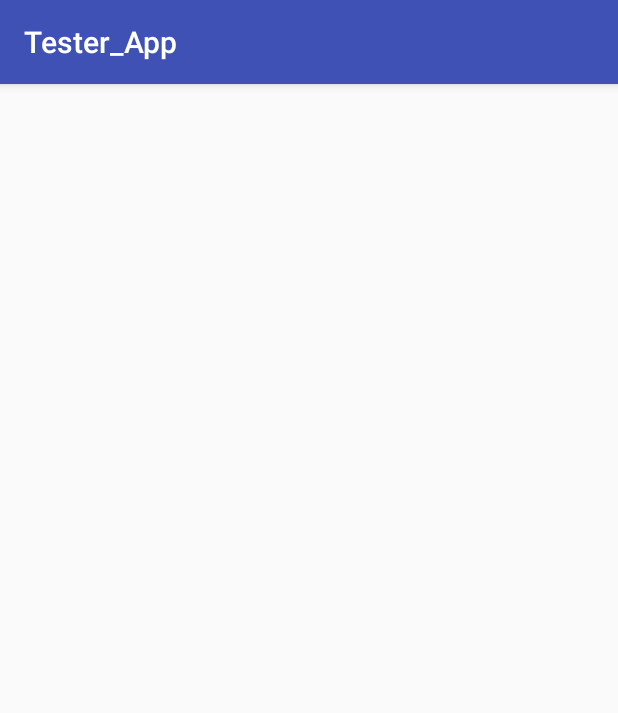
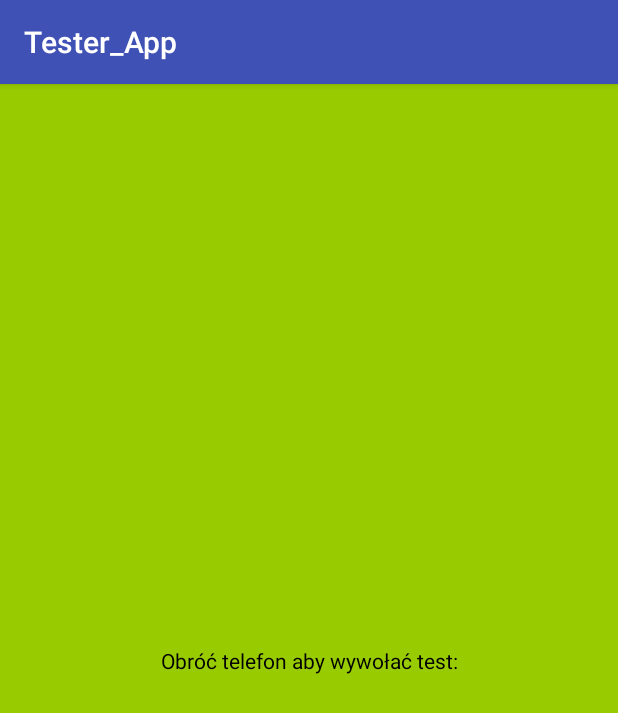
Before and after one commit to Acz08/Tes, an Android app: the megacam screen opened directly, with no data from a screen before it, on a phone screen of 412 x 824 dp. Shown: the top 713 px of the screen. Run offline under Robolectric (Android 15) with nearby library versions, the phone set to English and light mode, and no system bars.

Commit message:
Version 0.1.2
-LED
-Megacamera

```diff
--- a/app/src/main/AndroidManifest.xml
+++ b/app/src/main/AndroidManifest.xml
@@ -4,7 +4,6 @@
 
     <uses-permission android:name="android.permission.VIBRATE" />
     <uses-permission android:name="android.permission.CAMERA" />
-
     <uses-permission android:name="android.permission.CALL_PHONE" />
     <uses-feature android:name="android.hardware.camera" />
 
--- a/app/src/main/java/com/example/marcin/tester_app/Blue.java
+++ b/app/src/main/java/com/example/marcin/tester_app/Blue.java
@@ -12,6 +12,7 @@ public class Blue extends AppCompatActivity {
         super.onCreate(savedInstanceState);
         requestWindowFeature(Window.FEATURE_NO_TITLE);
         this.getWindow().setFlags(WindowManager.LayoutParams.FLAG_FULLSCREEN,WindowManager.LayoutParams.FLAG_FULLSCREEN);
+        //Ustawienie na cały ekran koloru
 
         setContentView(R.layout.activity_blue);
     }
--- a/app/src/main/java/com/example/marcin/tester_app/Green.java
+++ b/app/src/main/java/com/example/marcin/tester_app/Green.java
@@ -12,7 +12,7 @@ public class Green extends AppCompatActivity {
         super.onCreate(savedInstanceState);
         requestWindowFeature(Window.FEATURE_NO_TITLE);
         this.getWindow().setFlags(WindowManager.LayoutParams.FLAG_FULLSCREEN,WindowManager.LayoutParams.FLAG_FULLSCREEN);
-
+//Ustawienie na cały ekran koloru
         setContentView(R.layout.activity_green);
     }
 }
--- a/app/src/main/java/com/example/marcin/tester_app/MainActivity.java
+++ b/app/src/main/java/com/example/marcin/tester_app/MainActivity.java
@@ -1,9 +1,8 @@
 package com.example.marcin.tester_app;
 
 import android.content.Intent;
-import android.support.annotation.IdRes;
+import android.os.Bundle;
 import android.support.v7.app.AppCompatActivity;
-import android.os.Bundle;
 import android.view.View;
 import android.widget.Button;
 
@@ -22,6 +21,7 @@ public class MainActivity extends AppCompatActivity {
         tester.setOnClickListener(new View.OnClickListener() {
             @Override
             public void onClick(View v) {
+                //Wywołanie Menu testowego
                 Intent intent=new Intent(getApplicationContext(),Tester_App2.class);
                 startActivity(intent);
             }
--- a/app/src/main/java/com/example/marcin/tester_app/Red.java
+++ b/app/src/main/java/com/example/marcin/tester_app/Red.java
@@ -1,10 +1,8 @@
 package com.example.marcin.tester_app;
 
 
-import android.app.ActionBar;
+import android.os.Bundle;
 import android.support.v7.app.AppCompatActivity;
-import android.os.Bundle;
-import android.view.View;
 import android.view.Window;
 import android.view.WindowManager;
 
@@ -15,6 +13,7 @@ public class Red extends AppCompatActivity {
     @Override
     protected void onCreate(Bundle savedInstanceState) {
         super.onCreate(savedInstanceState);
+        //Ustawienie koloru na cały ekran
         requestWindowFeature(Window.FEATURE_NO_TITLE);
         this.getWindow().setFlags(WindowManager.LayoutParams.FLAG_FULLSCREEN,WindowManager.LayoutParams.FLAG_FULLSCREEN);
 
--- a/app/src/main/java/com/example/marcin/tester_app/Vibration.java
+++ b/app/src/main/java/com/example/marcin/tester_app/Vibration.java
@@ -11,6 +11,7 @@ public class Vibration extends AppCompatActivity {
     protected void onCreate(Bundle savedInstanceState) {
         super.onCreate(savedInstanceState);
         setContentView(R.layout.activity_vibration);
+        //Wywołanie wibracji
         Vibrator vibrator = (Vibrator)getSystemService(getApplicationContext().VIBRATOR_SERVICE);
         vibrator.vibrate(1500);
     }
--- a/app/src/main/java/com/example/marcin/tester_app/megacam.java
+++ b/app/src/main/java/com/example/marcin/tester_app/megacam.java
@@ -1,14 +1,21 @@
 package com.example.marcin.tester_app;
 
+import android.content.Intent;
 import android.support.v7.app.AppCompatActivity;
 import android.os.Bundle;
 
 public class megacam extends AppCompatActivity {
 
+
     @Override
     protected void onCreate(Bundle savedInstanceState) {
+
         super.onCreate(savedInstanceState);
         setContentView(R.layout.activity_megacam);
+//Uruchomienie Aparatu
+        Intent cameraIntent = new Intent(android.provider.MediaStore.ACTION_IMAGE_CAPTURE);
+        startActivity(cameraIntent);
+
 
     }
 }
--- a/app/src/main/java/com/example/marcin/tester_app/speaker.java
+++ b/app/src/main/java/com/example/marcin/tester_app/speaker.java
@@ -11,7 +11,8 @@ public class speaker extends AppCompatActivity {
     protected void onCreate(Bundle savedInstanceState) {
         super.onCreate(savedInstanceState);
         setContentView(R.layout.activity_speaker);
-        ToneGenerator toneGen1 = new ToneGenerator(AudioManager.STREAM_MUSIC, 100);
+        //Generowanie tonu
+        ToneGenerator toneGen1 = new ToneGenerator(AudioManager.STREAM_ALARM, 100);
         toneGen1.startTone(ToneGenerator.TONE_CDMA_PIP,10000);
     }
 }
--- a/app/src/main/res/layout/activity_megacam.xml
+++ b/app/src/main/res/layout/activity_megacam.xml
@@ -4,6 +4,19 @@
     xmlns:tools="http://schemas.android.com/tools"
     android:layout_width="match_parent"
     android:layout_height="match_parent"
-    tools:context="com.example.marcin.tester_app.megacam">
-
+    tools:context="com.example.marcin.tester_app.megacam"
+    android:background="@android:color/holo_green_light">
+<TextView
+    android:textColor="@android:color/black"
+    android:layout_width="wrap_content"
+    android:layout_height="wrap_content"
+    android:text="Obróć telefon aby wywołać test:"
+    android:layout_marginRight="8dp"
+    app:layout_constraintRight_toRightOf="parent"
+    android:layout_marginLeft="8dp"
+    app:layout_constraintLeft_toLeftOf="parent"
+    app:layout_constraintTop_toTopOf="parent"
+    android:layout_marginTop="8dp"
+    app:layout_constraintBottom_toBottomOf="parent"
+    android:layout_marginBottom="8dp" />
 </android.support.constraint.ConstraintLayout>
```
Also changed, not shown: app/src/main/java/com/example/marcin/tester_app/System_test.java (+4 -3 lines), app/src/main/java/com/example/marcin/tester_app/callCode.java (deleted, +0 -23 lines), app/src/main/java/com/example/marcin/tester_app/led.java (+71 -5 lines), app/src/main/java/com/example/marcin/tester_app/receiver.java (+2 -9 lines), app/src/main/res/layout/activity_led.xml (+9 -13 lines), app/src/main/res/layout/activity_receiver.xml (+15 -2 lines), app/src/main/res/layout/activity_sensor.xml (+15 -2 lines), app/src/main/res/layout/activity_speaker.xml (+15 -2 lines), app/src/main/res/layout/activity_vibration.xml (+15 -1 lines), 22 other files.
